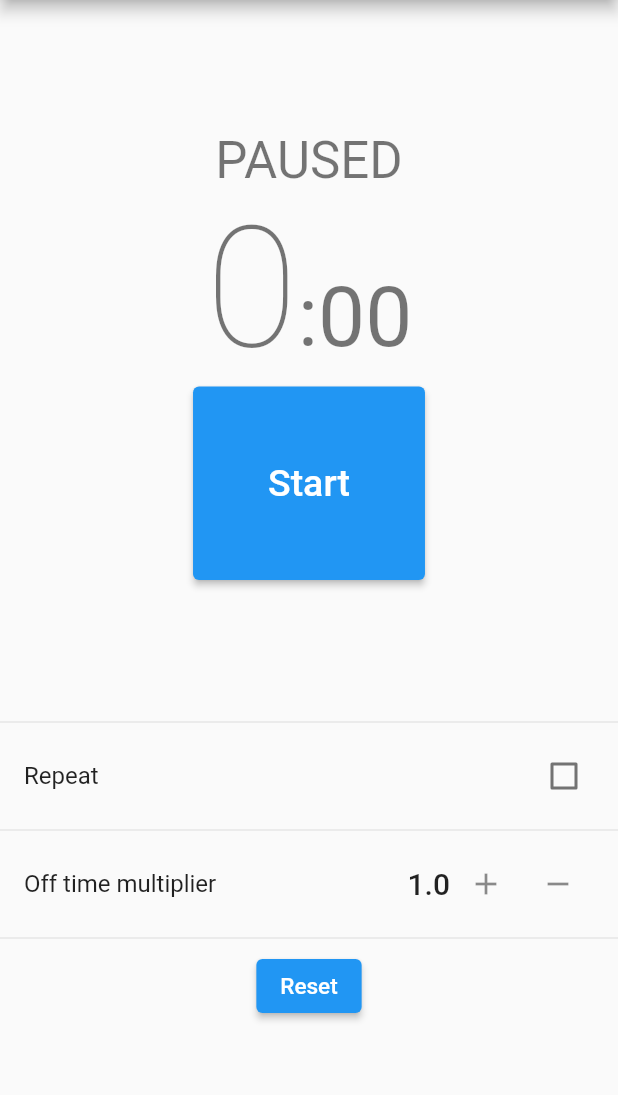
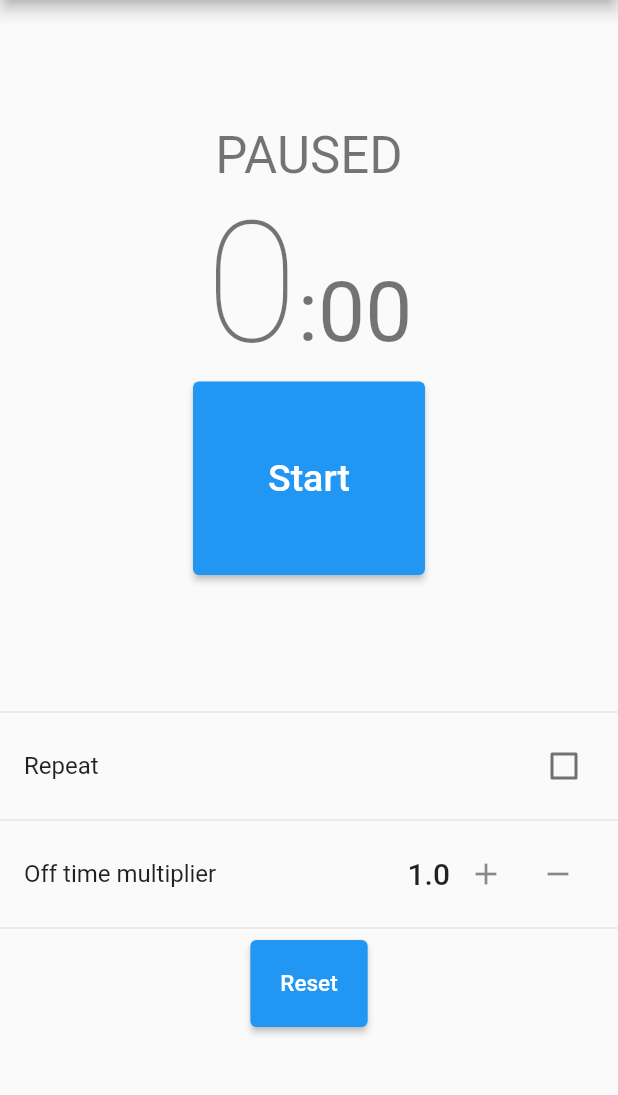
Before and after one commit to jeffa5/on-off-timer, a Flutter app: the screen it shows after launch, on a phone screen of 412 x 824 dp, the part 84-1179 px from its top. Run offline on Flutter 3.47's test engine with Material 2 defaults, Android fonts, the phone set to English and light mode, and no system bars.

Commit message:
Add some padding to reset button

```diff
--- a/on_off_timer/lib/main.dart
+++ b/on_off_timer/lib/main.dart
@@ -227,6 +227,8 @@ class _OnOffTimerPageState extends State<OnOffTimerPage> {
                 ])),
             const Divider(),
             ElevatedButton(
+                style: ElevatedButton.styleFrom(
+                    padding: const EdgeInsets.all(20.0)),
                 onPressed: () {
                   setState(() {
                     isOn = true;
```
